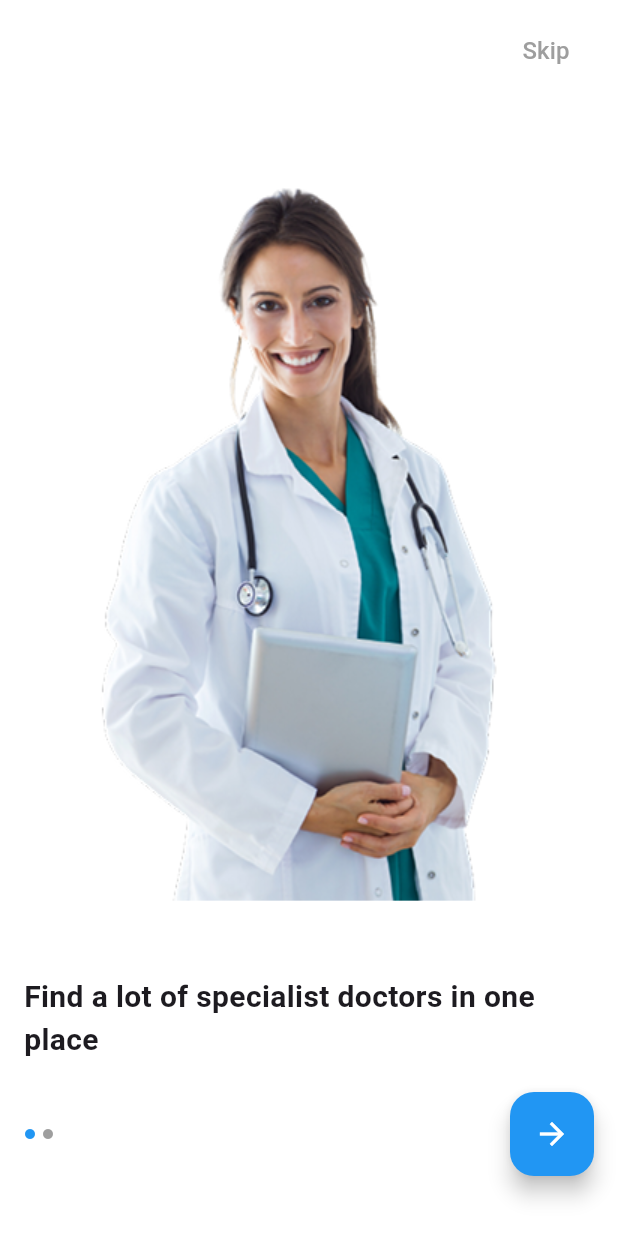
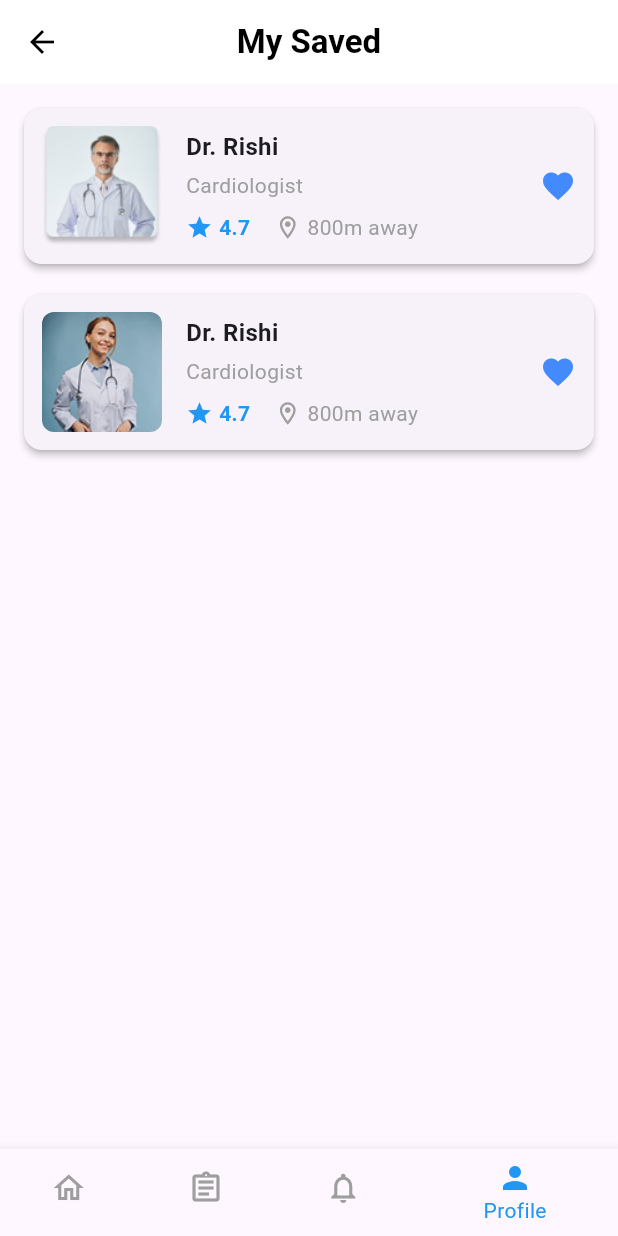
Before and after one commit to SumindaBandara/HelthcareMobileApp, a Flutter app: the screen it shows after launch, on a phone screen of 412 x 824 dp. Run offline on Flutter 3.47's test engine with Material 3 defaults, Android fonts, the phone set to English and light mode, and no system bars.

Commit message:
Create savedDoctor Page

```diff
--- /dev/null
+++ b/lib/SavedDoctorsPage.dart
@@ -0,0 +1,120 @@
+import 'package:flutter/material.dart';
+
+void main() => runApp(SavedDoctor());
+
+class SavedDoctor extends StatelessWidget {
+  @override
+  Widget build(BuildContext context) {
+    return MaterialApp(
+      home: MySavedScreen(),
+      debugShowCheckedModeBanner: false,
+    );
+  }
+}
+
+class MySavedScreen extends StatelessWidget {
+  final List<Map<String, String>> doctors = [
+    {
+      'name': 'Dr. Rishi',
+      'specialty': 'Cardiologist',
+      'rating': '4.7',
+      'distance': '800m away',
+      'image': 'images/doc1.png'
+    },
+    {
+      'name': 'Dr. Rishi',
+      'specialty': 'Cardiologist',
+      'rating': '4.7',
+      'distance': '800m away',
+      'image': 'images/doc2.png'
+    },
+  ];
+
+  @override
+  Widget build(BuildContext context) {
+    return Scaffold(
+      appBar: AppBar(
+        leading: Icon(Icons.arrow_back, color: Colors.black),
+        backgroundColor: Colors.white,
+        elevation: 0,
+        centerTitle: true,
+        title: Text('My Saved',
+            style: TextStyle(color: Colors.black, fontWeight: FontWeight.bold)),
+      ),
+      body: ListView.builder(
+        padding: const EdgeInsets.all(16),
+        itemCount: doctors.length,
+        itemBuilder: (context, index) {
+          var doctor = doctors[index];
+          return Card(
+            elevation: 2,
+            margin: const EdgeInsets.only(bottom: 20),
+            child: Padding(
+              padding: const EdgeInsets.all(12.0),
+              child: Row(
+                children: [
+                  ClipRRect(
+                    borderRadius: BorderRadius.circular(8),
+                    child: Image.asset(
+                      doctor['image']!,
+                      width: 80,
+                      height: 80,
+                      fit: BoxFit.cover,
+                    ),
+                  ),
+                  const SizedBox(width: 16),
+                  Expanded(
+                    child: Column(
+                      crossAxisAlignment: CrossAxisAlignment.start,
+                      children: [
+                        Text(doctor['name']!,
+                            style: TextStyle(
+                                fontWeight: FontWeight.bold, fontSize: 16)),
+                        const SizedBox(height: 4),
+                        Text(doctor['specialty']!,
+                            style: TextStyle(color: Colors.grey)),
+                        const SizedBox(height: 8),
+                        Row(
+                          children: [
+                            Icon(Icons.star, color: Colors.blue, size: 18),
+                            const SizedBox(width: 4),
+                            Text(doctor['rating']!,
+                                style: TextStyle(
+                                    color: Colors.blue,
+                                    fontWeight: FontWeight.w600)),
+                            const SizedBox(width: 16),
+                            Icon(Icons.location_on_outlined,
+                                color: Colors.grey, size: 18),
+                            const SizedBox(width: 4),
+                            Text(doctor['distance']!,
+                                style: TextStyle(color: Colors.grey)),
+                          ],
+                        )
+                      ],
+                    ),
+                  ),
+                  Icon(Icons.favorite, color: Colors.blueAccent),
+                ],
+              ),
+            ),
+          );
+        },
+      ),
+      bottomNavigationBar: BottomNavigationBar(
+        currentIndex: 3,
+        selectedItemColor: Colors.blue,
+        unselectedItemColor: Colors.grey,
+        items: const [
+          BottomNavigationBarItem(
+              icon: Icon(Icons.home_outlined), label: 'Home'),
+          BottomNavigationBarItem(
+              icon: Icon(Icons.assignment_outlined), label: 'Reports'),
+          BottomNavigationBarItem(
+              icon: Icon(Icons.notifications_none_outlined),
+              label: 'Notification'),
+          BottomNavigationBarItem(icon: Icon(Icons.person), label: 'Profile'),
+        ],
+      ),
+    );
+  }
+}
--- a/lib/main.dart
+++ b/lib/main.dart
@@ -9,7 +9,7 @@ import 'package:untitled/Sign_in.dart';
 import 'package:untitled/Sign_up.dart';
 import 'package:untitled/ondaypayment.dart';
 import 'package:untitled/paymentsucess.dart';
-import 'package:untitled/saved_doctors_page.dart';
+import 'package:untitled/SavedDoctorsPage.dart';
 import 'home1.dart';
 
 void main() {
@@ -24,7 +24,7 @@ class MyApp extends StatelessWidget {
     return MaterialApp(
       initialRoute: '/',
       routes: {
-        '/': (context) => Onboarding1(),
+        '/': (context) => SavedDoctor(),
         '/one': (context) => Home1(),
         '/two': (context) => Onboarding2(),
         '/four': (context) => Onboarding3(),
```
Also changed, not shown: lib/saved_doctors_page.dart (deleted, +0 -85 lines), images/doc1.png (added), images/doc2.png (added), lib/AppointmentPage.dart (added), 4 other files.
